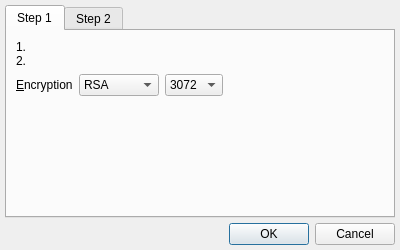
This is branches/trunk/GoldBug-UI/forwardsecrecyalgorithmsselection.ui in textbrowser/spot-on as Qt 5 draws it before an edit. The edited form follows.
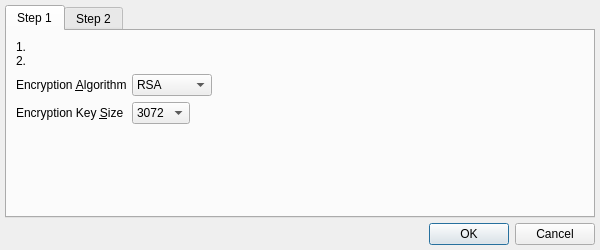
This is the edited form. Icons and pictures are not drawn.

The edit to the form file:
```diff
--- a/branches/trunk/GoldBug-UI/forwardsecrecyalgorithmsselection.ui
+++ b/branches/trunk/GoldBug-UI/forwardsecrecyalgorithmsselection.ui
@@ -6,7 +6,7 @@
    <rect>
     <x>0</x>
     <y>0</y>
-    <width>400</width>
+    <width>600</width>
     <height>250</height>
    </rect>
   </property>
@@ -43,17 +43,29 @@
         </widget>
        </item>
        <item>
-        <layout class="QHBoxLayout" name="horizontalLayout_3">
-         <item>
+        <layout class="QGridLayout" name="gridLayout_2">
+         <item row="1" column="0">
+          <widget class="QLabel" name="label_46">
+           <property name="text">
+            <string>Encryption Key &amp;Size</string>
+           </property>
+           <property name="buddy">
+            <cstring>encryptionKeySize</cstring>
+           </property>
+          </widget>
+         </item>
+         <item row="0" column="0">
           <widget class="QLabel" name="label_45">
            <property name="text">
-            <string>&amp;Encryption</string>
+            <string>Encryption &amp;Algorithm</string>
            </property>
            <property name="buddy">
             <cstring>encryptionKeyType</cstring>
            </property>
           </widget>
          </item>
+         <item row="0" column="1">
+          <layout class="QHBoxLayout" name="horizontalLayout_3">
          <item>
           <widget class="QComboBox" name="encryptionKeyType">
            <property name="currentIndex">
@@ -85,6 +97,23 @@
           </widget>
          </item>
          <item>
+            <spacer name="horizontalSpacer_4">
+             <property name="orientation">
+              <enum>Qt::Horizontal</enum>
+             </property>
+             <property name="sizeHint" stdset="0">
+              <size>
+               <width>40</width>
+               <height>20</height>
+              </size>
+             </property>
+            </spacer>
+           </item>
+          </layout>
+         </item>
+         <item row="1" column="1">
+          <layout class="QHBoxLayout" name="horizontalLayout_4">
+           <item>
           <widget class="QComboBox" name="encryptionKeySize">
            <property name="currentIndex">
             <number>0</number>
@@ -105,7 +134,7 @@
           </widget>
          </item>
          <item>
-          <spacer name="horizontalSpacer_3">
+            <spacer name="horizontalSpacer_5">
            <property name="orientation">
             <enum>Qt::Horizontal</enum>
            </property>
@@ -116,6 +145,8 @@
             </size>
            </property>
           </spacer>
+           </item>
+          </layout>
          </item>
         </layout>
        </item>
```
Lines whose indentation alone changed are shown as unchanged.
